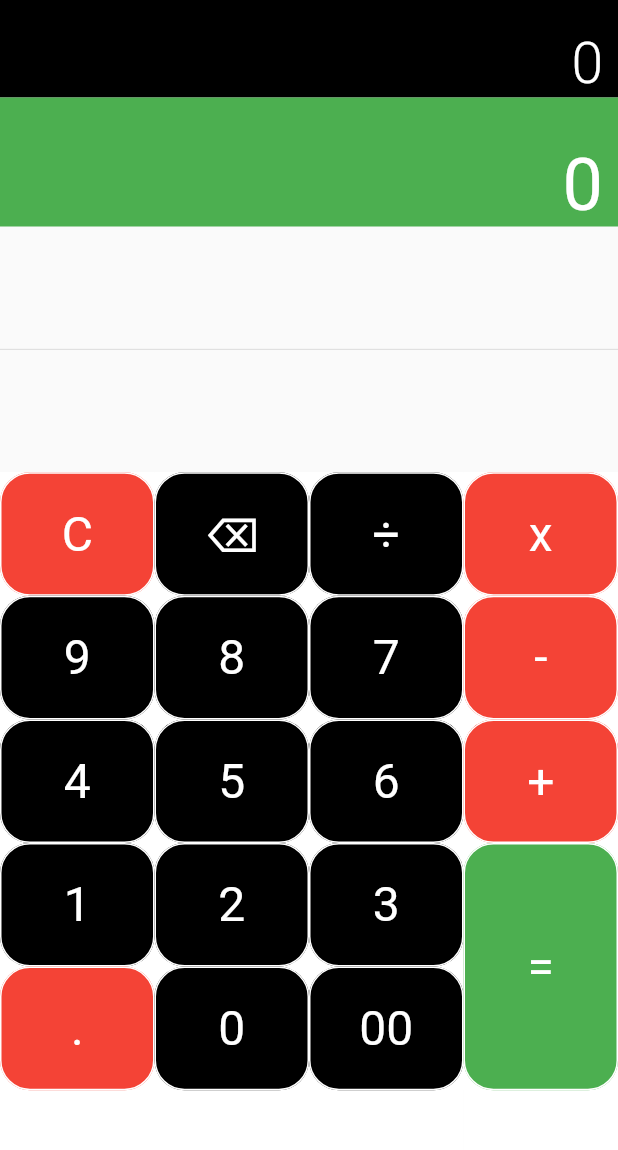
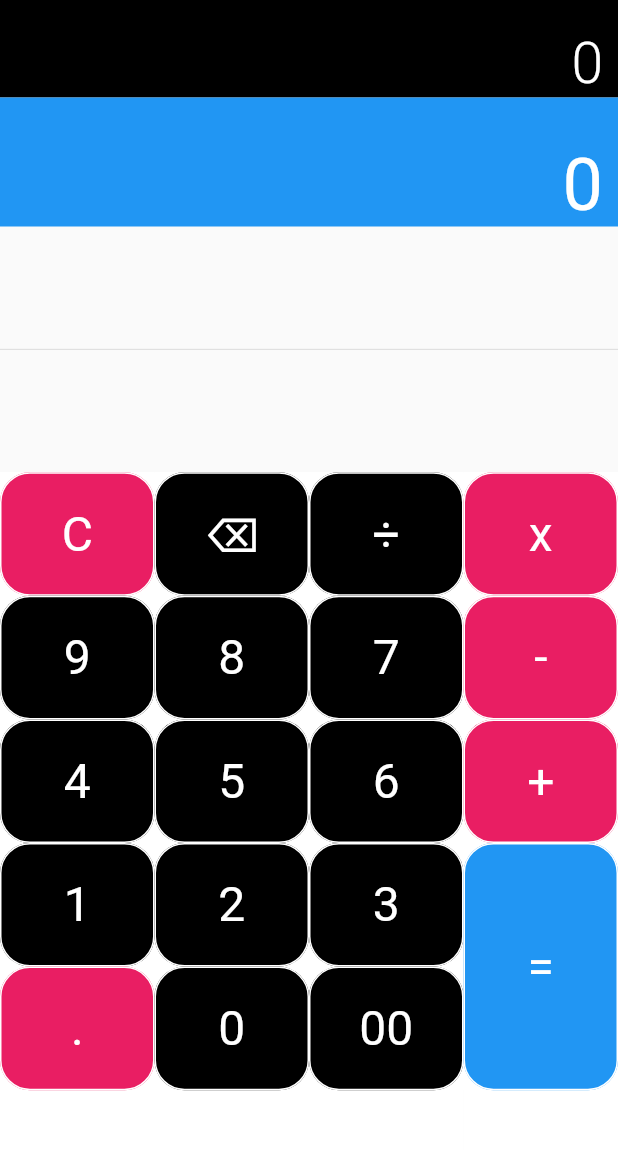
Before and after one commit to luamendonca21/Calculator, a Flutter app: the screen it shows after launch, on a phone screen of 412 x 824 dp, the part 84-1234 px from its top. Run offline on Flutter 3.47's test engine with Material 2 defaults, Android fonts, the phone set to English and light mode, and no system bars.

Commit message:
changed colors

```diff
--- a/lib/main.dart
+++ b/lib/main.dart
@@ -20,7 +20,7 @@
         //
         // Try running your application with "flutter run". You'll see the
         // application has a blue toolbar. Then, without quitting the app, try
-        // changing the primarySwatch below to Colors.green and then invoke
+        // changing the primarySwatch below to Colors.blue and then invoke
         // "hot reload" (press "r" in the console where you ran "flutter run",
         // or simply save your changes to "hot reload" in a Flutter IDE).
         // Notice that the counter didn't reset back to zero; the application
@@ -116,7 +116,7 @@
                       color: Colors.white))),
           Container(
               alignment: Alignment.centerRight,
-              color: Colors.green,
+              color: Colors.blue,
               padding: const EdgeInsets.fromLTRB(10, 30, 10, 0),
               child: Text(result,
                   style: TextStyle(
@@ -136,7 +136,7 @@
                 child: Table(
                   children: [
                     TableRow(children: [
-                      buildButton("C", 1, Colors.red),
+                      buildButton("C", 1, Colors.pink),
                       buildButton("⌫", 1, Colors.black),
                       buildButton("÷", 1, Colors.black),
                     ]),
@@ -156,7 +156,7 @@
                       buildButton("3", 1, Colors.black),
                     ]),
                     TableRow(children: [
-                      buildButton(".", 1, Colors.red),
+                      buildButton(".", 1, Colors.pink),
                       buildButton("0", 1, Colors.black),
                       buildButton("00", 1, Colors.black),
                     ]),
@@ -170,16 +170,16 @@
                 child: Table(
                   children: [
                     TableRow(children: [
-                      buildButton("x", 1, Colors.red),
+                      buildButton("x", 1, Colors.pink),
                     ]),
                     TableRow(children: [
-                      buildButton("-", 1, Colors.red),
+                      buildButton("-", 1, Colors.pink),
                     ]),
                     TableRow(children: [
-                      buildButton("+", 1, Colors.red),
+                      buildButton("+", 1, Colors.pink),
                     ]),
                     TableRow(children: [
-                      buildButton("=", 2, Colors.green),
+                      buildButton("=", 2, Colors.blue),
                     ]),
                   ],
                 ),
```
